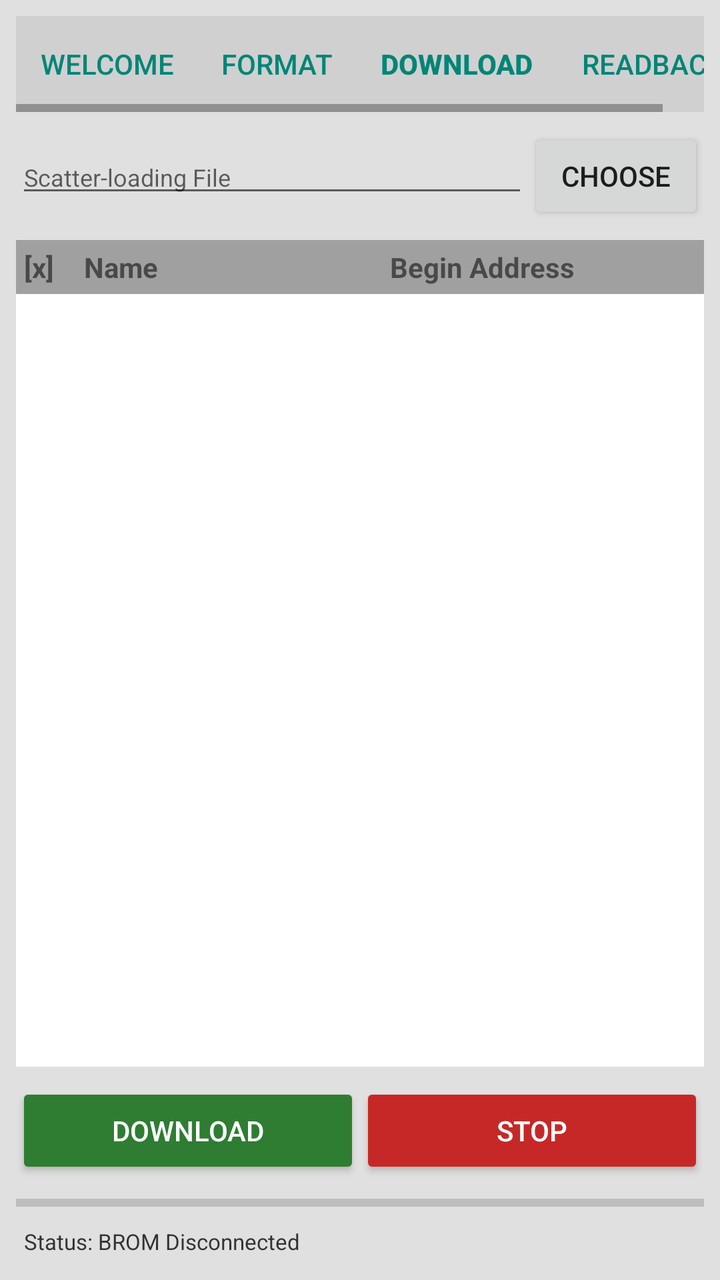
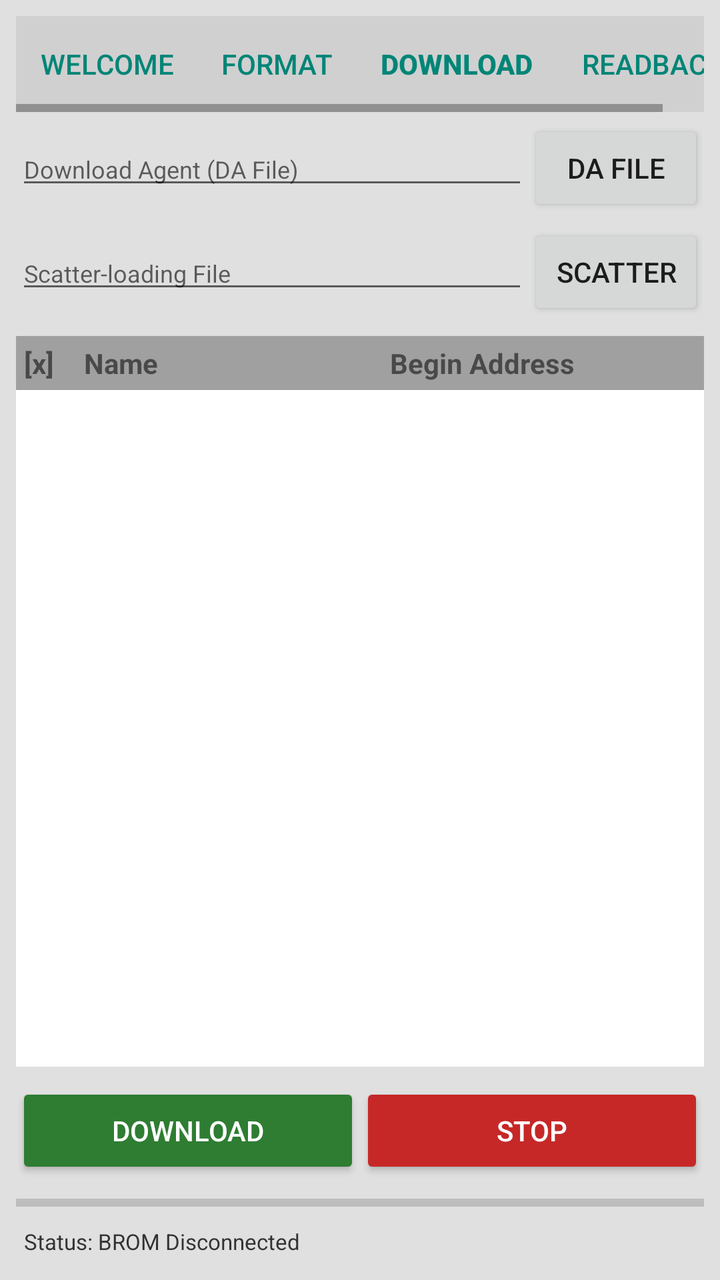

An Android layout rendered at two revisions. The XML below is the earlier revision; the diff shows what the commit changed to produce the second picture.
<!-- AndroidManifest.xml: application theme Theme.AppCompat.Light.NoActionBar -->
<!-- res/layout/activity_main.xml -->
<?xml version="1.0" encoding="utf-8"?>
<LinearLayout xmlns:android="http://schemas.android.com/apk/res/android"
    android:layout_width="match_parent"
    android:layout_height="match_parent"
    android:orientation="vertical"
    android:padding="8dp"
    android:background="#E0E0E0">

    <HorizontalScrollView
        android:layout_width="match_parent"
        android:layout_height="wrap_content"
        android:background="#D0D0D0">
        <LinearLayout
            android:layout_width="wrap_content"
            android:layout_height="wrap_content"
            android:orientation="horizontal">
            <Button android:layout_width="wrap_content" android:layout_height="wrap_content" android:text="Welcome" style="?android:attr/buttonBarButtonStyle" />
            <Button android:layout_width="wrap_content" android:layout_height="wrap_content" android:text="Format" style="?android:attr/buttonBarButtonStyle" />
            <Button android:layout_width="wrap_content" android:layout_height="wrap_content" android:text="Download" android:textStyle="bold" style="?android:attr/buttonBarButtonStyle" />
            <Button android:layout_width="wrap_content" android:layout_height="wrap_content" android:text="Readback" style="?android:attr/buttonBarButtonStyle" />
        </LinearLayout>
    </HorizontalScrollView>

    <LinearLayout
        android:layout_width="match_parent"
        android:layout_height="wrap_content"
        android:orientation="horizontal"
        android:layout_marginTop="8dp">
        <EditText
            android:id="@+id/et_scatter_path"
            android:layout_width="0dp"
            android:layout_height="wrap_content"
            android:layout_weight="1"
            android:hint="Scatter-loading File"
            android:textSize="12sp"
            android:focusable="false" />
        <Button
            android:id="@+id/btn_choose_scatter"
            android:layout_width="wrap_content"
            android:layout_height="wrap_content"
            android:text="Choose" />
    </LinearLayout>

    <LinearLayout
        android:layout_width="match_parent"
        android:layout_height="wrap_content"
        android:orientation="horizontal"
        android:background="#A0A0A0"
        android:padding="4dp"
        android:layout_marginTop="8dp">
        <TextView android:layout_width="30dp" android:layout_height="wrap_content" android:text="[x]" android:textStyle="bold" />
        <TextView android:layout_width="0dp" android:layout_height="wrap_content" android:layout_weight="1" android:text="Name" android:textStyle="bold" />
        <TextView android:layout_width="0dp" android:layout_height="wrap_content" android:layout_weight="1" android:text="Begin Address" android:textStyle="bold" />
    </LinearLayout>

    <ScrollView
        android:layout_width="match_parent"
        android:layout_height="0dp"
        android:layout_weight="1"
        android:background="#FFFFFF">
        <LinearLayout
            android:id="@+id/container_partitions"
            android:layout_width="match_parent"
            android:layout_height="wrap_content"
            android:orientation="vertical" />
    </ScrollView>

    <LinearLayout
        android:layout_width="match_parent"
        android:layout_height="wrap_content"
        android:orientation="horizontal"
        android:layout_marginTop="8dp">
        <Button
            android:id="@+id/btn_download"
            android:layout_width="0dp"
            android:layout_height="wrap_content"
            android:layout_weight="1"
            android:text="DOWNLOAD"
            android:backgroundTint="#2E7D32"
            android:textColor="#FFFFFF" />
        <Button
            android:id="@+id/btn_stop"
            android:layout_width="0dp"
            android:layout_height="wrap_content"
            android:layout_weight="1"
            android:text="STOP"
            android:backgroundTint="#C62828"
            android:textColor="#FFFFFF" />
    </LinearLayout>

    <ProgressBar
        android:id="@+id/progress_bar"
        style="?android:attr/progressBarStyleHorizontal"
        android:layout_width="match_parent"
        android:layout_height="wrap_content"
        android:layout_marginTop="4dp"
        android:max="100"
        android:progress="0" />

    <TextView
        android:id="@+id/tv_status_log"
        android:layout_width="match_parent"
        android:layout_height="wrap_content"
        android:text="Status: BROM Disconnected"
        android:textSize="11sp"
        android:textColor="#333333"
        android:padding="4dp" />

</LinearLayout>
<!-- resources referenced by this layout -->
<resources>

</resources>

<!-- the commit's change to res/layout/activity_main.xml (unified diff, before → after) -->
@@ -21,11 +21,33 @@
         </LinearLayout>
     </HorizontalScrollView>
 
+    
     <LinearLayout
         android:layout_width="match_parent"
         android:layout_height="wrap_content"
         android:orientation="horizontal"
-        android:layout_marginTop="8dp">
+        android:layout_marginTop="4dp">
+        <EditText
+            android:id="@+id/et_da_path"
+            android:layout_width="0dp"
+            android:layout_height="wrap_content"
+            android:layout_weight="1"
+            android:hint="Download Agent (DA File)"
+            android:textSize="12sp"
+            android:focusable="false" />
+        <Button
+            android:id="@+id/btn_choose_da"
+            android:layout_width="wrap_content"
+            android:layout_height="wrap_content"
+            android:text="DA File" />
+    </LinearLayout>
+
+    
+    <LinearLayout
+        android:layout_width="match_parent"
+        android:layout_height="wrap_content"
+        android:orientation="horizontal"
+        android:layout_marginTop="4dp">
         <EditText
             android:id="@+id/et_scatter_path"
             android:layout_width="0dp"
@@ -38,7 +60,7 @@
             android:id="@+id/btn_choose_scatter"
             android:layout_width="wrap_content"
             android:layout_height="wrap_content"
-            android:text="Choose" />
+            android:text="Scatter" />
     </LinearLayout>
 
     <LinearLayout
